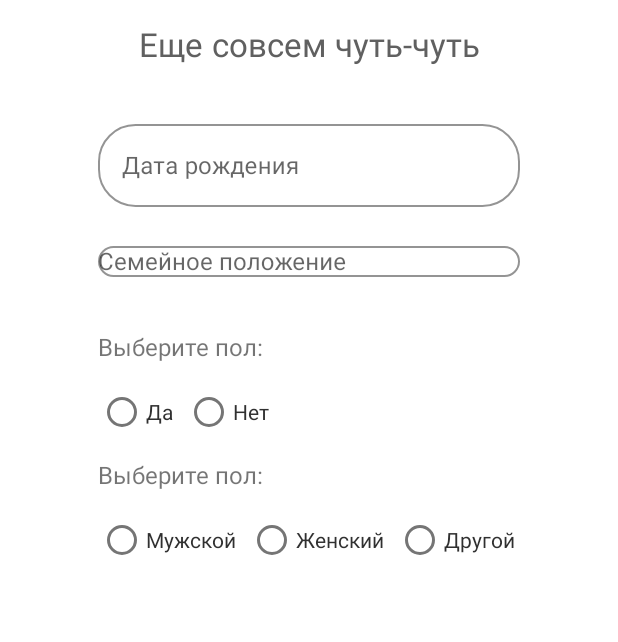
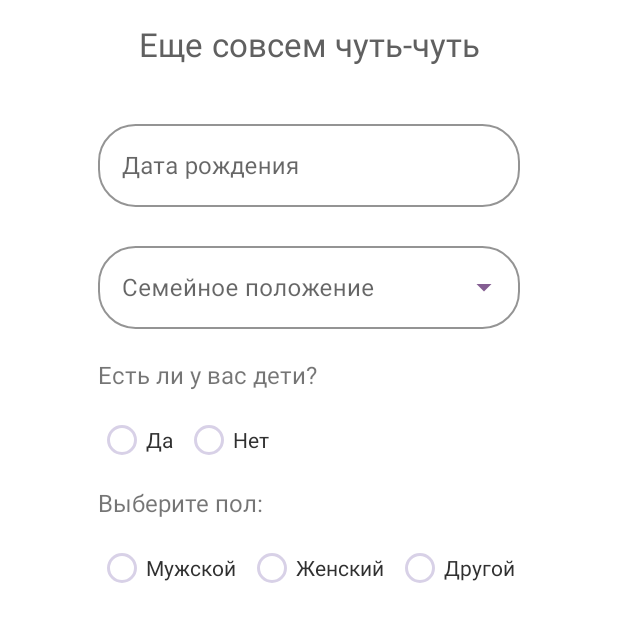
Before and after one commit to aiekseu/hackathon_park_mobile, an Android app: the RegisterTwoFragment screen opened through its navigation route, on a phone screen of 412 x 824 dp, the part 276-918 px from its top. Run offline under Robolectric (Android 15) with nearby library versions, the phone set to English and light mode, and no system bars; libraries missing offline, so code that uses them is left out: moxy.presenter, ru.yandex.money; 2 statements that could not run were skipped.

Commit message:
fragment_buy.xml and fragment_ticket.xml

```diff
--- a/app/src/main/java/com/sconzo/hackathon_park_mobile/fRegister2/RegisterTwoFragment.kt
+++ b/app/src/main/java/com/sconzo/hackathon_park_mobile/fRegister2/RegisterTwoFragment.kt
@@ -5,6 +5,7 @@ import androidx.fragment.app.Fragment
 import android.view.LayoutInflater
 import android.view.View
 import android.view.ViewGroup
+import android.widget.ArrayAdapter
 import androidx.navigation.fragment.findNavController
 import com.sconzo.hackathon_park_mobile.R
 import com.sconzo.hackathon_park_mobile.hideKeyboard
@@ -36,6 +37,9 @@ class RegisterTwoFragment : MvpAppCompatFragment(), RegisterTwoView {
 
     override fun onViewCreated(view: View, savedInstanceState: Bundle?) {
         super.onViewCreated(view, savedInstanceState)
+
+        val marriageStatuses = resources.getStringArray(R.array.marriageStatuses)
+
         register2_btn_back.setOnClickListener {
             hideKeyboard()
             findNavController().popBackStack()
@@ -56,6 +60,14 @@ class RegisterTwoFragment : MvpAppCompatFragment(), RegisterTwoView {
 
             registerTwoPresenter.onRegister(birthday, hasKids, sex)
         }
+
+        register2_edt_marriageStatus.setAdapter(
+            ArrayAdapter(
+                requireContext(),
+                android.R.layout.simple_list_item_1,
+                marriageStatuses
+            )
+        )
     }
 
 
--- a/app/src/main/res/drawable/rectangle_with_rounded_corners_blue.xml
+++ b/app/src/main/res/drawable/rectangle_with_rounded_corners_white.xml
@@ -3,8 +3,8 @@
     <ripple android:color="?attr/colorControlHighlight">
         <item>
             <shape android:shape="rectangle">
-                <corners android:radius="45dp" />
-                <solid android:color="@color/colorLightBlue" />
+                <corners android:radius="15dp" />
+                <solid android:color="#fff" />
             </shape>
         </item>
     </ripple>
--- a/app/src/main/res/layout/fragment_register_secondpage.xml
+++ b/app/src/main/res/layout/fragment_register_secondpage.xml
@@ -69,6 +69,7 @@
 
     <com.google.android.material.textfield.TextInputLayout
         android:id="@+id/register2_edt_marriageStatusLayout"
+        style="@style/TextInputLayout.ExposedDropdownMenu"
         android:layout_width="0dp"
         android:layout_height="wrap_content"
         android:layout_marginHorizontal="65dp"
@@ -92,9 +93,8 @@
         android:id="@+id/register2_tv_kidsLayout"
         android:layout_width="wrap_content"
         android:layout_height="wrap_content"
-        android:layout_marginTop="16dp"
         android:fontFamily="@font/dm_sans_regular"
-        android:text="Выберите пол:"
+        android:text="Есть ли у вас дети?"
         android:textSize="16sp"
         app:layout_constraintStart_toStartOf="@+id/register2_edt_marriageStatusLayout"
         app:layout_constraintTop_toBottomOf="@+id/register2_edt_marriageStatusLayout" />
@@ -113,7 +113,8 @@
             android:layout_width="wrap_content"
             android:layout_height="wrap_content"
             android:text="Да"
-            android:textColor="#303030"/>
+            android:textColor="#303030"
+            android:buttonTint="#D8D1E7"/>
 
         <RadioButton
             android:id="@+id/register2_rb_hasntKids"
@@ -121,7 +122,8 @@
             android:layout_height="wrap_content"
             android:layout_marginStart="8dp"
             android:text="Нет"
-            android:textColor="#303030"/>
+            android:textColor="#303030"
+            android:buttonTint="#D8D1E7"/>
 
     </RadioGroup>
 
@@ -151,7 +153,8 @@
             android:layout_width="wrap_content"
             android:layout_height="wrap_content"
             android:text="Мужской"
-            android:textColor="#303030"/>
+            android:textColor="#303030"
+            android:buttonTint="#D8D1E7"/>
 
         <RadioButton
             android:id="@+id/register2_rb_sexFemale"
@@ -159,7 +162,8 @@
             android:layout_height="wrap_content"
             android:layout_marginStart="8dp"
             android:text="Женский"
-            android:textColor="#303030"/>
+            android:textColor="#303030"
+            android:buttonTint="#D8D1E7"/>
 
         <RadioButton
             android:id="@+id/register2_rb_sexOther"
@@ -167,7 +171,8 @@
             android:layout_height="wrap_content"
             android:layout_marginStart="8dp"
             android:text="Другой"
-            android:textColor="#303030"/>
+            android:textColor="#303030"
+            android:buttonTint="#D8D1E7"/>
     </RadioGroup>
 
 
@@ -181,6 +186,7 @@
         app:backgroundTint="#845E92"
         android:fontFamily="@font/dm_sans_medium"
         android:text="Регистрация"
+        android:letterSpacing="0"
         android:textColor="#fff"
         android:textSize="26sp"
         app:cornerRadius="25dp"
--- a/app/src/main/res/values/colors.xml
+++ b/app/src/main/res/values/colors.xml
@@ -4,6 +4,9 @@
     <color name="colorPrimaryDark">#3700B3</color>
     <color name="colorAccent">#03DAC5</color>
     <color name="colorWhite">#03DAC5</color>
+
+    <color name='violetLight'>#D8D1E7</color>
+    <color name='violetDark'>#845E92</color>
 
     <color name="colorCursor">#0080CB</color>
 
--- a/app/src/main/res/values/strings.xml
+++ b/app/src/main/res/values/strings.xml
@@ -1,5 +1,14 @@
 <resources>
     <string name="app_name">hackathon_park_mobile</string>
-    <!-- TODO: Remove or change this placeholder text -->
     <string name="hello_blank_fragment">Hello blank fragment</string>
+
+    <string-array name="marriageStatuses">
+        <item>Не женат</item>
+        <item>Встречаюсь</item>
+        <item>Женат</item>
+        <item>Влюблен</item>
+        <item>Все сложно</item>
+        <item>В активном поиске</item>
+    </string-array>
+
 </resources>
--- a/app/src/main/res/values/styles.xml
+++ b/app/src/main/res/values/styles.xml
@@ -19,7 +19,7 @@
     <style name="AppTheme.AppBarOverlay" parent="ThemeOverlay.AppCompat.Dark.ActionBar" />
 
     <style name="TextInputLayout" parent="Widget.MaterialComponents.TextInputLayout.OutlinedBox">
-        <item name="hintTextColor">#0080CB</item>
+        <item name="hintTextColor">#303030</item>
         <item name="boxCornerRadiusBottomEnd">25dp</item>
         <item name="boxCornerRadiusBottomStart">25dp</item>
         <item name="boxCornerRadiusTopEnd">25dp</item>
@@ -32,14 +32,15 @@
     </style>
 
     <style name="TextInputLayout.ExposedDropdownMenu" parent="Widget.MaterialComponents.TextInputLayout.OutlinedBox.ExposedDropdownMenu">
-        <item name="hintTextColor">#0080CB</item>
+        <item name="hintTextColor">#303030</item>
+        <item name="endIconTint">#845E92</item>
         <item name="boxCornerRadiusBottomEnd">25dp</item>
         <item name="boxCornerRadiusBottomStart">25dp</item>
         <item name="boxCornerRadiusTopEnd">25dp</item>
         <item name="android:fontFamily">@font/franxurter_totally_medium</item>
         <item name="android:typeface">@font/franxurter_totally_medium</item>
         <item name="boxCornerRadiusTopStart">25dp</item>
-        <item name="boxStrokeColor">#303030</item>
+        <item name="boxStrokeColor">#D8D1E7</item>
         <item name="errorEnabled">true</item>
         <item name="materialThemeOverlay">
             @style/Overlay.TextInputEditText.OutlinedBox.ExposedDropdownMenu
```
Also changed, not shown: app/src/main/res/drawable/rectangle_with_only_border_and_little_rounded_corners.xml (renamed from app/src/main/res/drawable/rectangle_with_rounded_corners_bordered_transparent.xml, +3 -5 lines), app/src/main/res/drawable/rectangle_with_rounded_corners_light_blue.xml (deleted, +0 -11 lines), app/src/main/res/layout/fragment_buy.xml (added, +159 -0 lines), app/src/main/res/layout/fragment_ticket.xml (added, +32 -0 lines).
